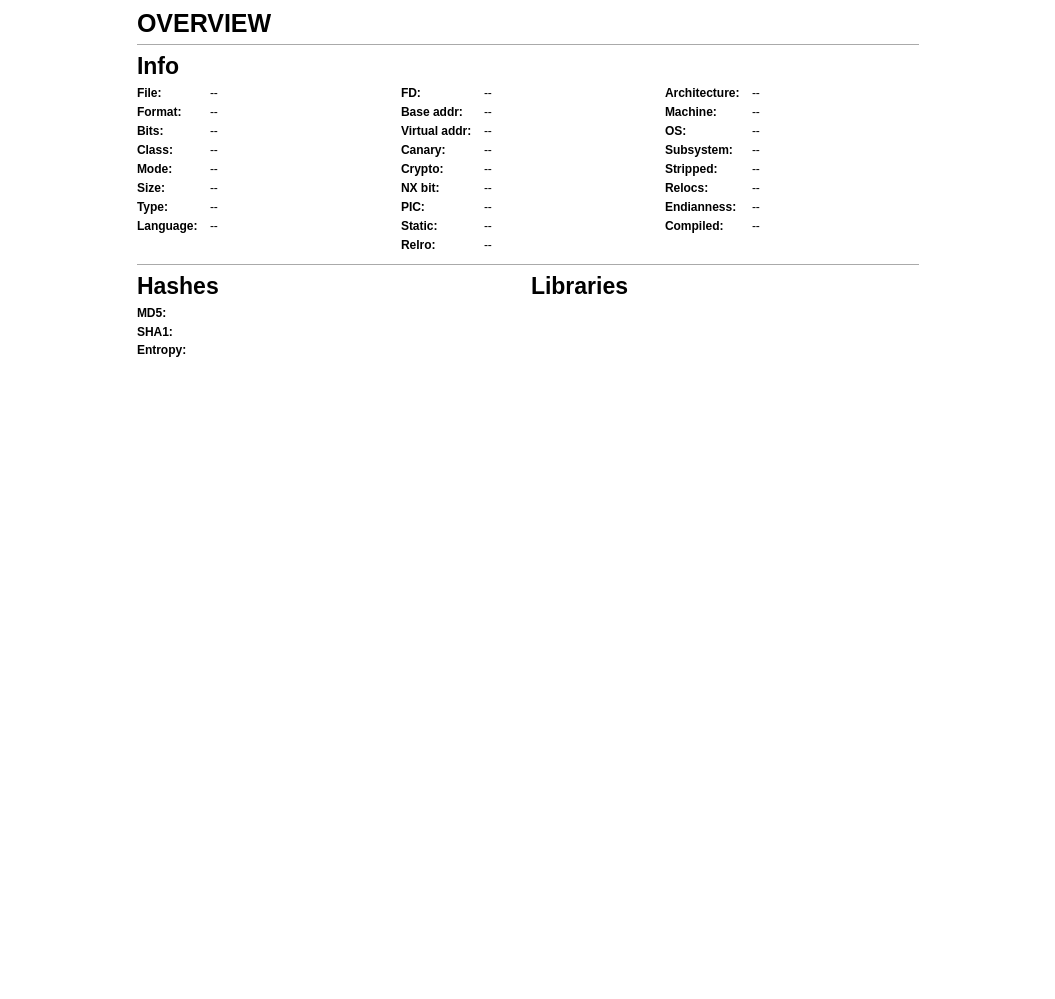
Before: the Qt Designer form src/widgets/Dashboard.ui in rizinorg/cutter, drawn with Qt 5.
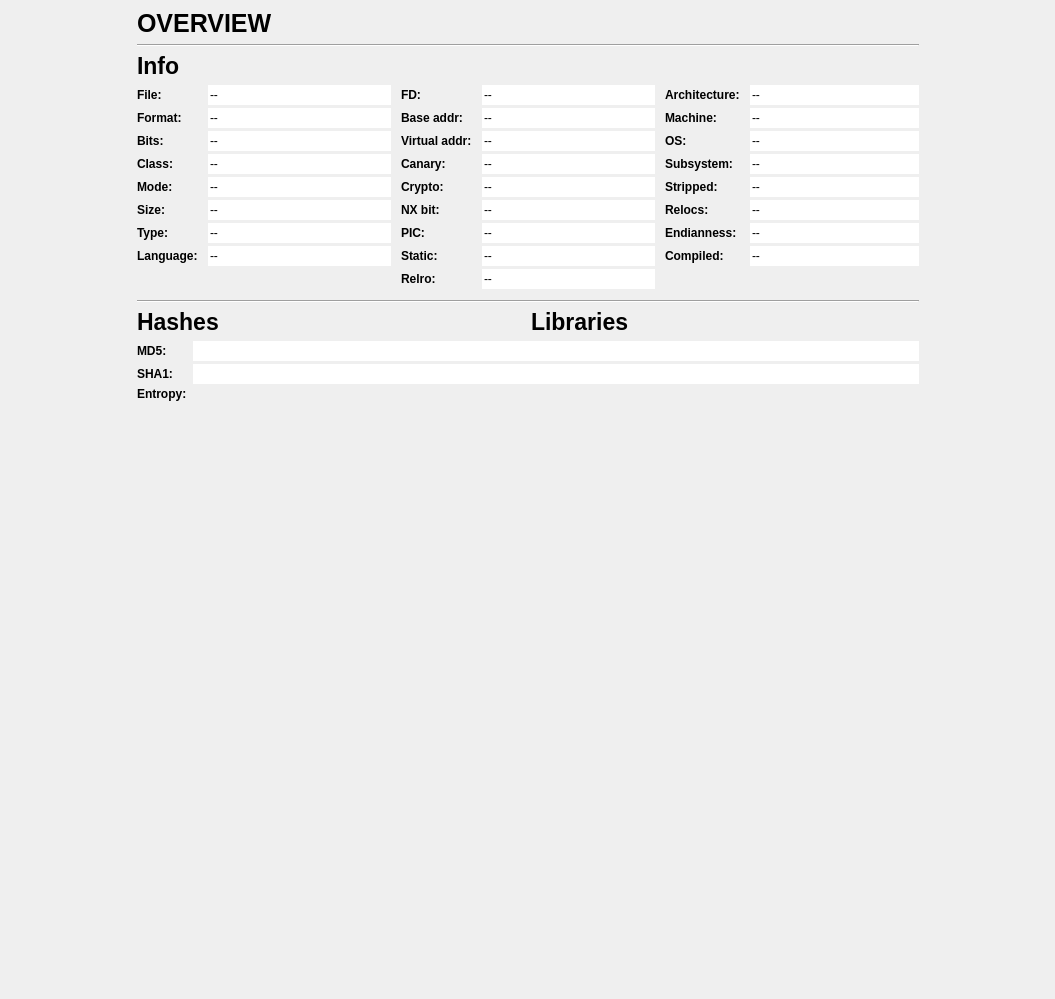
After: the same form once the commit is applied.

What changed in the file:
```diff
--- a/src/widgets/Dashboard.ui
+++ b/src/widgets/Dashboard.ui
@@ -11,7 +11,7 @@
    </rect>
   </property>
   <property name="styleSheet">
-   <string notr="true">background-color: palette(base);</string>
+   <string notr="true"></string>
   </property>
   <property name="windowTitle">
    <string notr="true">Dashboard</string>
```
